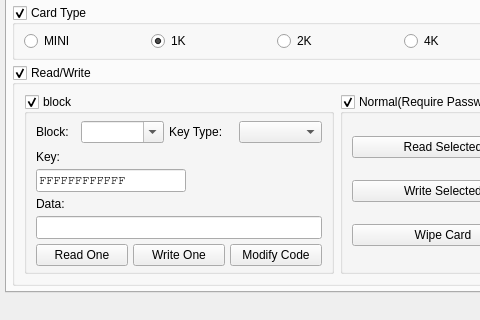
Before: the Qt Designer form src/ui/mainwindow.ui in x2358473/Proxmark3GUI, drawn with Qt 5; both pictures show x 0 to 480 and y 558 to 878 of the 1154 by 878 pixel window.
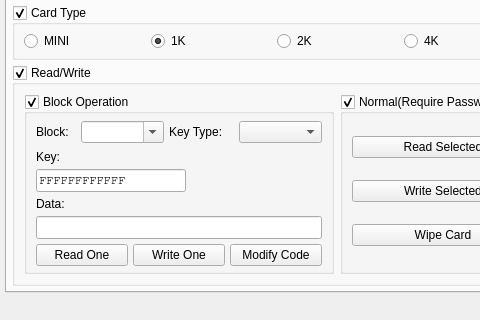
After: the same form once the commit is applied. The open tabs and pages were chosen to show the change.

Patch:
```diff
--- a/src/ui/mainwindow.ui
+++ b/src/ui/mainwindow.ui
@@ -743,7 +743,7 @@
                 </size>
                </property>
                <property name="title">
-                <string>block</string>
+                <string>Block Operation</string>
                </property>
                <property name="checkable">
                 <bool>true</bool>
```
Left out of the diff: 2 changed lines with no effect on the pictures.
